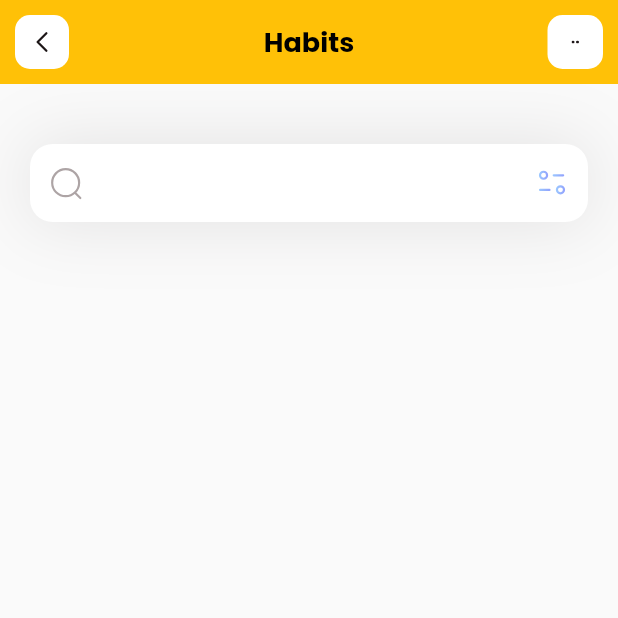
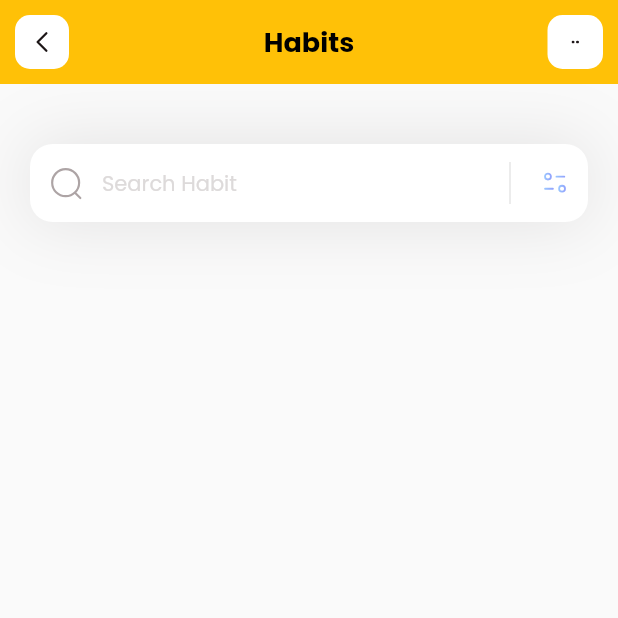
Before and after one commit to JiayueMeng/Flutter_Habit, a Flutter app: the screen it shows after launch, on a phone screen of 412 x 824 dp, the top half of it. Run offline on Flutter 3.47's test engine with Material 2 defaults, Android fonts, the phone set to English and light mode, and no system bars; our stand-ins replace flutter_svg.

Commit message:
search bar

```diff
--- a/lib/pages/home.dart
+++ b/lib/pages/home.dart
@@ -23,14 +23,30 @@ class HomePage extends StatelessWidget {
                   filled: true,
                   fillColor: Colors.white,
                   contentPadding: EdgeInsets.all(15),
+                  hintText: 'Search Habit',
+                  hintStyle: TextStyle(color: Color(0xffDDDADA), fontSize: 14),
                   prefixIcon: Padding(
                     padding: const EdgeInsets.all(12),
                     child: SvgPicture.asset('assets/icon/Search.svg'),
                   ),
-                  suffixIcon: Padding(
-                    padding: const EdgeInsets.all(12),
-                    child: SvgPicture.asset('assets/icon/Filter.svg'),
-                  ),
+                  suffixIcon: Container(
+                      width: 100,
+                      child: IntrinsicHeight(
+                          child: Row(
+                        mainAxisAlignment: MainAxisAlignment.end,
+                        children: [
+                          VerticalDivider(
+                            color: Colors.black,
+                            indent: 10,
+                            endIndent: 10,
+                            thickness: 0.1,
+                          ),
+                          Padding(
+                            padding: const EdgeInsets.all(12),
+                            child: SvgPicture.asset('assets/icon/Filter.svg'),
+                          )
+                        ],
+                      ))),
                   border: OutlineInputBorder(
                       borderRadius: BorderRadius.circular(15),
                       borderSide: BorderSide.none)),
```
